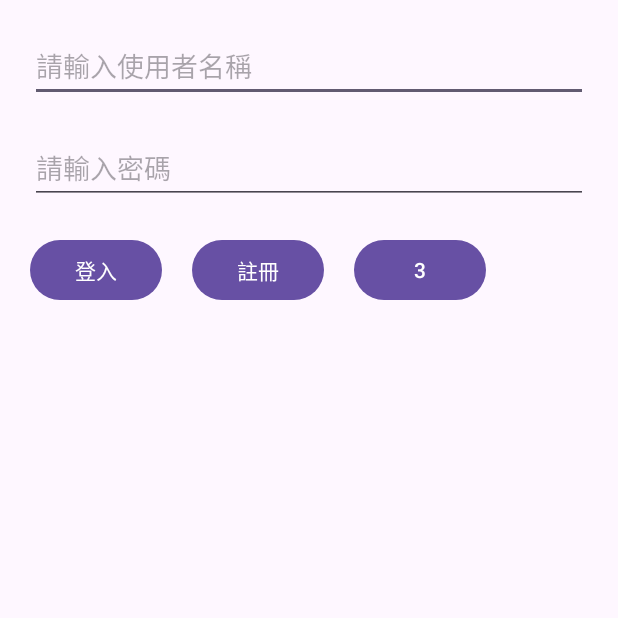
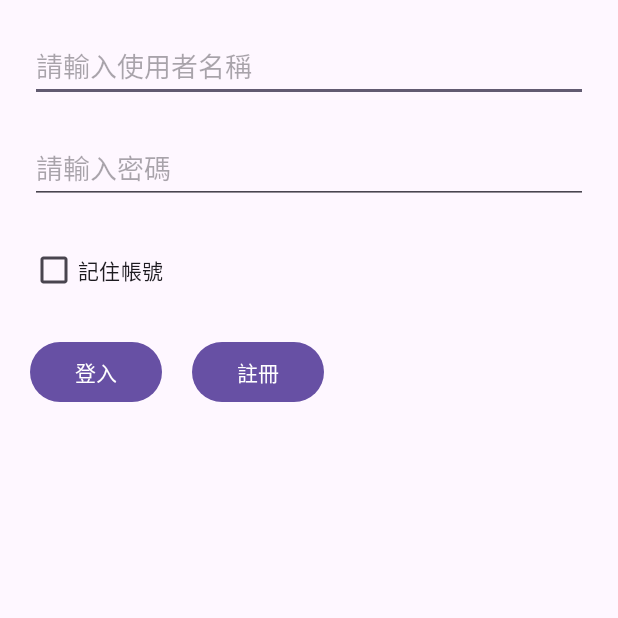
Before and after one commit to sillyegg0926-ops/AndroidAPP, an Android app built with Jetpack Compose: the screen it shows after launch (MainActivity), on a phone screen of 412 x 824 dp, the top half of it. Run offline under Robolectric (Android 15) with nearby library versions, the phone set to English and light mode, and no system bars.

Commit message:
記住帳號完成

```diff
--- a/app/src/main/java/com/example/myapplication/MainActivity.kt
+++ b/app/src/main/java/com/example/myapplication/MainActivity.kt
@@ -9,13 +9,18 @@ import androidx.activity.enableEdgeToEdge
 import androidx.appcompat.app.AppCompatActivity
 import androidx.core.view.ViewCompat
 import androidx.core.view.WindowInsetsCompat
+import com.example.myapplication.MainActivity2.Companion.PREFS_NAME
 
+import com.google.android.material.imageview.ShapeableImageView
 
 
 
 class MainActivity : AppCompatActivity() {
     val username = "123"
     val password = "123"
+
+
+
     override fun onCreate(savedInstanceState: Bundle?) {
         super.onCreate(savedInstanceState)
         enableEdgeToEdge()
@@ -25,21 +30,46 @@ class MainActivity : AppCompatActivity() {
             v.setPadding(systemBars.left, systemBars.top, systemBars.right, systemBars.bottom)
             insets
         }
+        val sharedPreferences = getSharedPreferences(PREFS_NAME, MODE_PRIVATE)
+        val KEY_USERNAME = "username"
 
         val editText1 = findViewById<EditText>(R.id.edittext1)
         val editText2 = findViewById<EditText>(R.id.edittext2)
+        val checkbox = findViewById<com.google.android.material.checkbox.MaterialCheckBox>(R.id.checkbox)
+
+        val usernameSaved = sharedPreferences.getString("username", null)
+        if (usernameSaved != null) {
+            editText1.setText(usernameSaved)
+            checkbox.isChecked = true
+        }
+
+
 
         val button1 = findViewById<Button>(R.id.button1)
         button1.setOnClickListener {
 
 
             if (editText1.text.toString() == username && editText2.text.toString() == password) {
+                if (checkbox.isChecked) {
+                    sharedPreferences.edit().apply {
+                        putString("username", username)
+                        apply()
+                    }
+                } else {
+                    sharedPreferences.edit().apply {
+                        remove(KEY_USERNAME)
+                        apply()
+                    }
+                }
+
+
                 val intent = Intent(this, MainActivity2::class.java)
                 startActivity(intent)
-
-            }else {
+                Toast.makeText(this, "登入成功", Toast.LENGTH_LONG).show()
+            } else {
                 Toast.makeText(this, "請輸入正確使用者名稱和密碼", Toast.LENGTH_LONG).show()
             }
+
 
         }
 
@@ -57,5 +87,9 @@ class MainActivity : AppCompatActivity() {
 
         }
 
+
+
+
     }
+
 }
--- a/app/src/main/res/layout/activity_main.xml
+++ b/app/src/main/res/layout/activity_main.xml
@@ -39,7 +39,7 @@
         android:layout_height="wrap_content"
         android:layout_margin="20dp"
         android:text="@string/Button1"
-        app:layout_constraintTop_toBottomOf="@id/edittext2"
+        app:layout_constraintTop_toBottomOf="@id/checkbox"
         app:layout_constraintStart_toStartOf="parent"
         />
 
@@ -50,19 +50,17 @@
         android:layout_height="wrap_content"
         android:layout_below="@id/edittext2"
         android:layout_margin="20dp"
-        app:layout_constraintTop_toBottomOf="@id/edittext2"
+        app:layout_constraintTop_toBottomOf="@id/checkbox"
         app:layout_constraintStart_toEndOf="@id/button1"
         android:text="@string/Button2" />
 
-    <Button
-        android:id="@+id/button3"
+    <com.google.android.material.checkbox.MaterialCheckBox
         android:layout_width="wrap_content"
         android:layout_height="wrap_content"
-        android:layout_below="@id/edittext2"
+        android:id="@+id/checkbox"
         android:layout_margin="20dp"
+        android:text="@string/checkbox"
         app:layout_constraintTop_toBottomOf="@id/edittext2"
-        app:layout_constraintStart_toEndOf="@id/button2"
-        android:text="@string/Button3" />
-
+        app:layout_constraintStart_toStartOf="parent" />
 
 </androidx.constraintlayout.widget.ConstraintLayout>
--- a/app/src/main/res/values/strings.xml
+++ b/app/src/main/res/values/strings.xml
@@ -44,4 +44,5 @@
     <string name="Button.remove">÷</string>
     <string name="Button.take">x</string>
     <string name="Button.equal">=</string>
+    <string name="checkbox">記住帳號</string>
 </resources>
```
Lines whose indentation alone changed are shown as unchanged.
